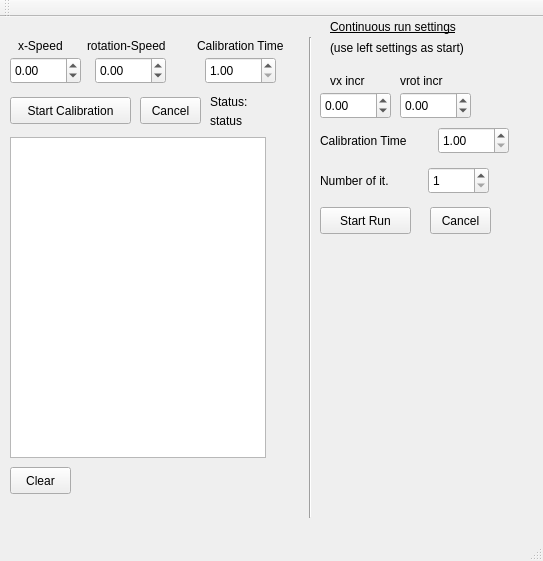
Old version of the form calibrateTwist_client/src/calibrationmain.ui in the repository GKIFreiburg/gki_navigation_apps.
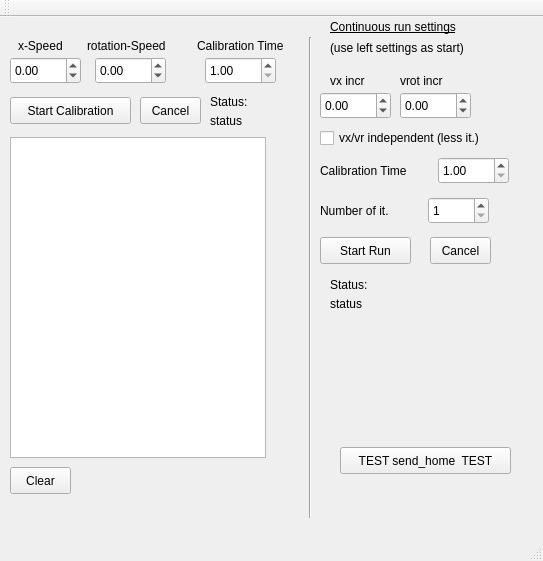
New version of the form.

The edit to the form file:
```diff
--- a/calibrateTwist_client/src/calibrationmain.ui
+++ b/calibrateTwist_client/src/calibrationmain.ui
@@ -206,7 +206,7 @@
     <property name="geometry">
      <rect>
       <x>438</x>
-      <y>110</y>
+      <y>140</y>
       <width>71</width>
       <height>27</height>
      </rect>
@@ -238,7 +238,7 @@
     <property name="geometry">
      <rect>
       <x>320</x>
-      <y>115</y>
+      <y>145</y>
       <width>121</width>
       <height>17</height>
      </rect>
@@ -293,7 +293,7 @@
     <property name="geometry">
      <rect>
       <x>428</x>
-      <y>150</y>
+      <y>180</y>
       <width>61</width>
       <height>27</height>
      </rect>
@@ -318,7 +318,7 @@
     <property name="geometry">
      <rect>
       <x>320</x>
-      <y>155</y>
+      <y>185</y>
       <width>121</width>
       <height>17</height>
      </rect>
@@ -344,7 +344,7 @@
     <property name="geometry">
      <rect>
       <x>430</x>
-      <y>190</y>
+      <y>220</y>
       <width>61</width>
       <height>27</height>
      </rect>
@@ -357,7 +357,7 @@
     <property name="geometry">
      <rect>
       <x>320</x>
-      <y>190</y>
+      <y>220</y>
       <width>91</width>
       <height>27</height>
      </rect>
@@ -366,6 +366,58 @@
      <string>Start Run</string>
     </property>
    </widget>
+   <widget class="QCheckBox" name="CheckVxVrSeparate">
+    <property name="geometry">
+     <rect>
+      <x>320</x>
+      <y>110</y>
+      <width>211</width>
+      <height>22</height>
+     </rect>
+    </property>
+    <property name="text">
+     <string>vx/vr independent (less it.)</string>
+    </property>
+   </widget>
+   <widget class="QLabel" name="labelStatusCont">
+    <property name="geometry">
+     <rect>
+      <x>330</x>
+      <y>279</y>
+      <width>171</width>
+      <height>16</height>
+     </rect>
+    </property>
+    <property name="text">
+     <string>status</string>
+    </property>
+   </widget>
+   <widget class="QLabel" name="label_11">
+    <property name="geometry">
+     <rect>
+      <x>330</x>
+      <y>260</y>
+      <width>121</width>
+      <height>16</height>
+     </rect>
+    </property>
+    <property name="text">
+     <string>Status:</string>
+    </property>
+   </widget>
+   <widget class="QPushButton" name="ButtonSendHome">
+    <property name="geometry">
+     <rect>
+      <x>340</x>
+      <y>430</y>
+      <width>171</width>
+      <height>27</height>
+     </rect>
+    </property>
+    <property name="text">
+     <string>TEST send_home  TEST</string>
+    </property>
+   </widget>
   </widget>
   <widget class="QMenuBar" name="menuBar">
    <property name="geometry">
```
